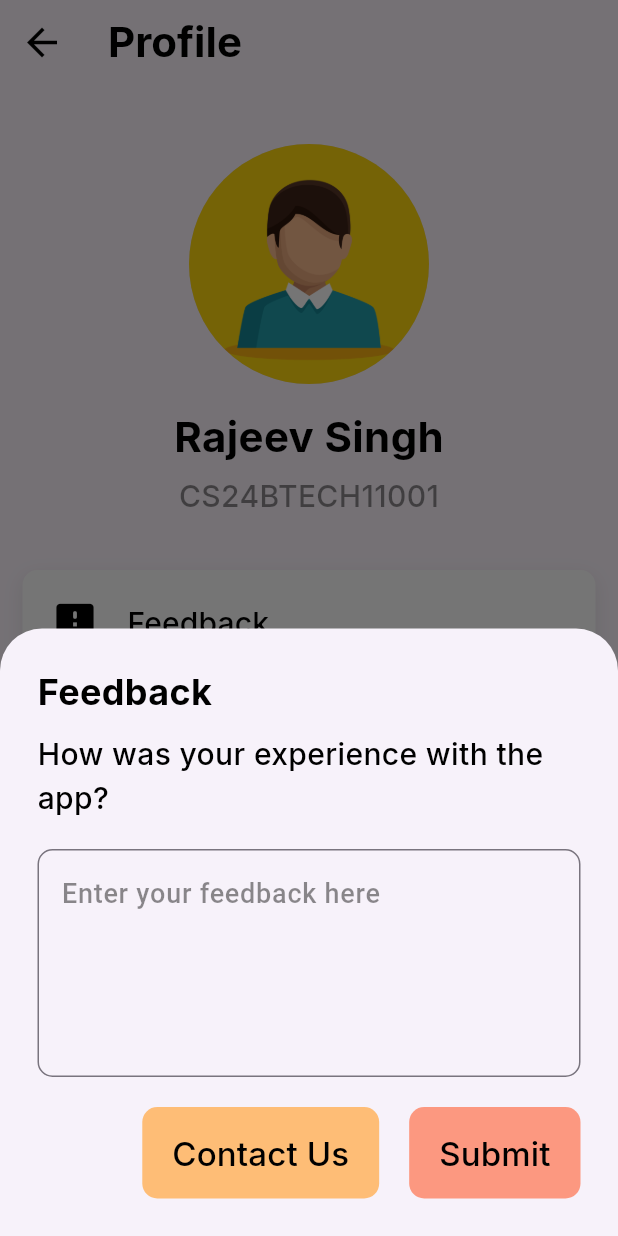
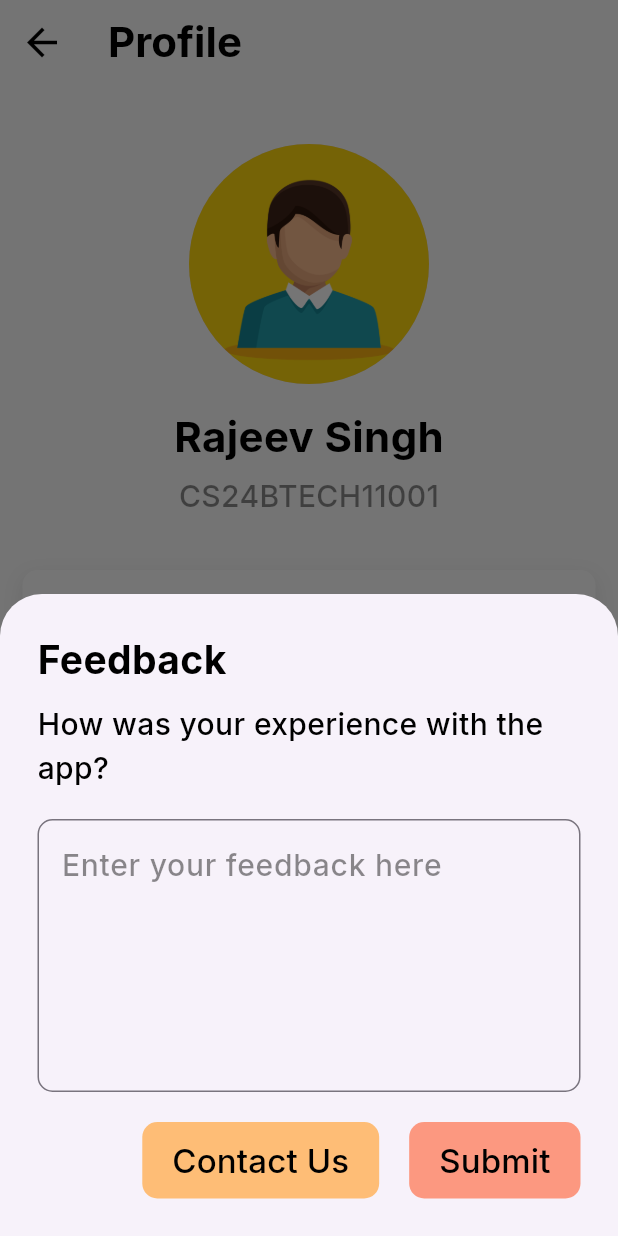
Before and after one commit to LambdaIITH/Dashboard, a Flutter app: the ProfileScreen screen opened directly, after a tap on "Feedback", on a phone screen of 412 x 824 dp. Run offline on Flutter 3.47's test engine with Material 3 defaults, Android fonts, the phone set to English and light mode, and no system bars; our stand-ins replace carousel_slider, firebase_auth, firebase_core, flutter_svg, google_fonts, google_sign_in and 2 more; missing offline and left inert: rounded_expansion_tile; accounts and stored records are empty.

Commit message:
feat: added edit phone nu,ber

```diff
--- a/frontend/lib/screens/profile_screen.dart
+++ b/frontend/lib/screens/profile_screen.dart
@@ -7,6 +7,7 @@ class ProfileScreen extends StatelessWidget {
   Widget build(BuildContext context) {
     return Scaffold(
       appBar: AppBar(
+        backgroundColor: const Color(0xffFCFCFC),
         title: Text('Profile',
             style: GoogleFonts.inter(
               fontSize: 28,
@@ -24,7 +25,9 @@ class ProfileScreen extends StatelessWidget {
           },
         ),
       ),
-      body: Column(
+      body: Container(
+        color: const Color(0xffFCFCFC),
+        child: Column(
           mainAxisAlignment: MainAxisAlignment.center,
           children: [
             const SizedBox(height: 40),
@@ -57,95 +60,23 @@ class ProfileScreen extends StatelessWidget {
             //   indent: 20,
             //   endIndent: 20,
             // ),
-          TextButton(
-            style: TextButton.styleFrom(
-              padding: const EdgeInsets.all(15),
-              alignment: Alignment.centerLeft,
-              shape: RoundedRectangleBorder(
-                borderRadius: BorderRadius.circular(10),
+            ProfileButton(
+              buttonName: "Edit Phone Number",
+              iconName: Icons.edit_rounded,
+              onPressed: () {
+                _showPhoneSheet(context);
+              },
             ),
-            ),
+            ProfileButton(
+              buttonName: 'Feedback',
+              iconName: Icons.feedback_rounded,
               onPressed: () {
                 _showBottomSheet(context);
               },
-            child: Container(
-              padding: const EdgeInsets.all(20),
-              width: double.infinity,
-              decoration: BoxDecoration(
-                color: Colors.white,
-                borderRadius: BorderRadius.circular(10),
-                boxShadow: const [
-                  BoxShadow(
-                    color: Color.fromRGBO(51, 51, 51, 0.10), // Shadow color
-                    offset: Offset(0, 4), // Offset in the x, y direction
-                    blurRadius: 10.0,
-                    spreadRadius: 0.0,
             ),
-                ],
-              ),
-              child: Row(
-                children: [
-                  const Icon(
-                    Icons.feedback_rounded,
-                    size: 30,
-                    color: Colors.black,
-                  ),
-                  const SizedBox(width: 20),
-                  Text(
-                    'Feedback',
-                    style: GoogleFonts.inter(
-                      fontSize: 20,
-                      fontWeight: FontWeight.w500,
-                      color: Colors.black,
-                    ),
-                  ),
-                ],
-              ),
-            ),
-          ),
-          TextButton(
-            style: TextButton.styleFrom(
-              padding: const EdgeInsets.fromLTRB(15, 10, 15, 10),
-              alignment: Alignment.centerLeft,
-              shape: RoundedRectangleBorder(
-                borderRadius: BorderRadius.circular(10),
-              ),
-            ),
-            onPressed: () {},
-            child: Container(
-              padding: const EdgeInsets.all(20),
-              width: double.infinity,
-              decoration: BoxDecoration(
-                color: Colors.white,
-                borderRadius: BorderRadius.circular(10),
-                boxShadow: const [
-                  BoxShadow(
-                    color: Color.fromRGBO(51, 51, 51, 0.10), // Shadow color
-                    offset: Offset(0, 4), // Offset in the x, y direction
-                    blurRadius: 10.0,
-                    spreadRadius: 0.0,
-                  ),
-                ],
-              ),
-              child: Row(
-                children: [
-                  const Icon(
-                    Icons.logout_rounded,
-                    size: 30,
-                    color: Colors.black,
-                  ),
-                  const SizedBox(width: 20),
-                  Text(
-                    'Logout',
-                    style: GoogleFonts.inter(
-                      fontSize: 20,
-                      fontWeight: FontWeight.w500,
-                      color: Colors.black,
-                    ),
-                  ),
-                ],
-              ),
-            ),
+            const ProfileButton(
+              buttonName: 'Logout',
+              iconName: Icons.logout_rounded,
             ),
             const SizedBox(height: 20),
             Expanded(
@@ -184,15 +115,87 @@ class ProfileScreen extends StatelessWidget {
             const SizedBox(height: 25),
           ],
         ),
+      ),
+    );
+  }
+}
+
+class ProfileButton extends StatelessWidget {
+  final String buttonName;
+  final IconData iconName;
+  final VoidCallback? onPressed;
+
+  const ProfileButton({
+    super.key,
+    this.buttonName = 'Feedback',
+    this.iconName = Icons.feedback_rounded,
+    this.onPressed,
+  });
+
+  @override
+  Widget build(BuildContext context) {
+    return TextButton(
+      style: TextButton.styleFrom(
+        padding: const EdgeInsets.all(15),
+        alignment: Alignment.centerLeft,
+        shape: RoundedRectangleBorder(
+          borderRadius: BorderRadius.circular(10),
+        ),
+      ),
+      onPressed: () {
+        if (onPressed != null) {
+          onPressed!();
+        }
+      },
+      child: Container(
+        padding: const EdgeInsets.all(20),
+        width: double.infinity,
+        decoration: BoxDecoration(
+          color: Colors.white,
+          borderRadius: BorderRadius.circular(10),
+          boxShadow: const [
+            BoxShadow(
+              color: Color.fromRGBO(51, 51, 51, 0.10), // Shadow color
+              offset: Offset(0, 4), // Offset in the x, y direction
+              blurRadius: 10.0,
+              spreadRadius: 0.0,
+            ),
+          ],
+        ),
+        child: Row(
+          children: [
+            Icon(
+              iconName,
+              size: 30,
+              color: Colors.black,
+            ),
+            const SizedBox(width: 20),
+            Text(
+              buttonName,
+              style: GoogleFonts.inter(
+                fontSize: 20,
+                fontWeight: FontWeight.w500,
+                color: Colors.black,
+              ),
+            ),
+          ],
+        ),
+      ),
     );
   }
 }
 
 void _showBottomSheet(BuildContext context) {
   showModalBottomSheet(
+    isScrollControlled: true,
     context: context,
     builder: (BuildContext context) {
-      return Container(
+      return SingleChildScrollView(
+        child: Padding(
+          padding: EdgeInsets.only(
+            bottom: MediaQuery.of(context).viewInsets.bottom,
+          ),
+          child: Container(
             width: double.infinity,
             // height: context.size!.height * 0.5,
             padding: const EdgeInsets.all(25),
@@ -203,7 +206,7 @@ void _showBottomSheet(BuildContext context) {
                 Text(
                   'Feedback',
                   style: GoogleFonts.inter(
-                fontSize: 24,
+                    fontSize: 26,
                     fontWeight: FontWeight.w700,
                     color: Colors.black,
                   ),
@@ -218,11 +221,11 @@ void _showBottomSheet(BuildContext context) {
                   ),
                 ),
                 const SizedBox(height: 20),
-            const TextField(
-              decoration: InputDecoration(
+                TextField(
+                  decoration: const InputDecoration(
                     hintText: 'Enter your feedback here',
                     hintStyle: TextStyle(
-                  fontSize: 18,
+                      fontSize: 20,
                       fontWeight: FontWeight.w500,
                       color: Colors.black45,
                     ),
@@ -242,6 +245,11 @@ void _showBottomSheet(BuildContext context) {
                     ),
                   ),
                   maxLines: 5,
+                  style: GoogleFonts.inter(
+                    fontSize: 20,
+                    fontWeight: FontWeight.w500,
+                    color: Colors.black,
+                  ),
                 ),
                 const SizedBox(height: 20),
                 Row(
@@ -250,7 +258,7 @@ void _showBottomSheet(BuildContext context) {
                     TextButton(
                       onPressed: () {},
                       style: TextButton.styleFrom(
-                    padding: const EdgeInsets.fromLTRB(20, 15, 20, 15),
+                        padding: const EdgeInsets.fromLTRB(20, 10, 20, 10),
                         backgroundColor: const Color(0xffFEBD76),
                         // alignment: Alignment.centerLeft,
                         shape: RoundedRectangleBorder(
@@ -272,9 +280,10 @@ void _showBottomSheet(BuildContext context) {
                         Navigator.pop(context);
                       },
                       style: TextButton.styleFrom(
-                    padding: const EdgeInsets.fromLTRB(20, 15, 20, 15),
+                        padding: const EdgeInsets.fromLTRB(20, 10, 20, 10),
                         // alignment: Alignment.centerLeft,
-                    backgroundColor: const Color.fromRGBO(254, 114, 76, 0.70),
+                        backgroundColor:
+                            const Color.fromRGBO(254, 114, 76, 0.70),
                         shape: RoundedRectangleBorder(
                           borderRadius: BorderRadius.circular(10),
                         ),
@@ -292,7 +301,113 @@ void _showBottomSheet(BuildContext context) {
                 ),
               ],
             ),
+          ),
+        ),
       );
     },
   );
 }
+
+void _showPhoneSheet(BuildContext context) {
+  showModalBottomSheet(
+    isScrollControlled: true,
+    context: context,
+    builder: (BuildContext context) {
+      return SingleChildScrollView(
+        child: Padding(
+          padding: EdgeInsets.only(
+            bottom: MediaQuery.of(context).viewInsets.bottom,
+          ),
+          child: Container(
+            width: double.infinity,
+            // height: context.size!.height * 0.5,
+            padding: const EdgeInsets.all(25),
+            child: Column(
+              crossAxisAlignment: CrossAxisAlignment.start,
+              mainAxisSize: MainAxisSize.min,
+              children: [
+                Text(
+                  'Phone Number',
+                  style: GoogleFonts.inter(
+                    fontSize: 26,
+                    fontWeight: FontWeight.w700,
+                    color: Colors.black,
+                  ),
+                ),
+                const SizedBox(height: 10),
+                Text(
+                  'Please enter your new phone number',
+                  style: GoogleFonts.inter(
+                    fontSize: 20,
+                    fontWeight: FontWeight.w500,
+                    color: Colors.black,
+                  ),
+                ),
+                const SizedBox(height: 20),
+                TextField(
+                  keyboardType: TextInputType.phone,
+                  decoration: const InputDecoration(
+                    hintText: 'Enter your phone number here',
+                    hintStyle: TextStyle(
+                      fontSize: 20,
+                      fontWeight: FontWeight.w500,
+                      color: Colors.black45,
+                    ),
+                    border: OutlineInputBorder(
+                      borderRadius: BorderRadius.all(Radius.circular(10)),
+                      borderSide: BorderSide(
+                        color: Colors.black12,
+                        width: 1,
+                      ),
+                    ),
+                    focusedBorder: OutlineInputBorder(
+                      borderRadius: BorderRadius.all(Radius.circular(10)),
+                      borderSide: BorderSide(
+                        color: Colors.black12,
+                        width: 1,
+                      ),
+                    ),
+                  ),
+                  maxLines: 1,
+                  style: GoogleFonts.inter(
+                    fontSize: 20,
+                    fontWeight: FontWeight.w500,
+                    color: Colors.black,
+                  ),
+                ),
+                const SizedBox(height: 20),
+                Row(
+                  mainAxisAlignment: MainAxisAlignment.end,
+                  children: [
+                    TextButton(
+                      onPressed: () {
+                        Navigator.pop(context);
+                      },
+                      style: TextButton.styleFrom(
+                        padding: const EdgeInsets.fromLTRB(20, 10, 20, 10),
+                        // alignment: Alignment.centerLeft,
+                        backgroundColor:
+                            const Color.fromRGBO(254, 114, 76, 0.70),
+                        shape: RoundedRectangleBorder(
+                          borderRadius: BorderRadius.circular(10),
+                        ),
+                      ),
+                      child: Text(
+                        'Submit',
+                        style: GoogleFonts.inter(
+                          fontSize: 22,
+                          fontWeight: FontWeight.w500,
+                          color: Colors.black,
+                        ),
+                      ),
+                    ),
+                  ],
+                ),
+              ],
+            ),
+          ),
+        ),
+      );
+    },
+  );
+}
```
Lines whose indentation alone changed are shown as unchanged.
